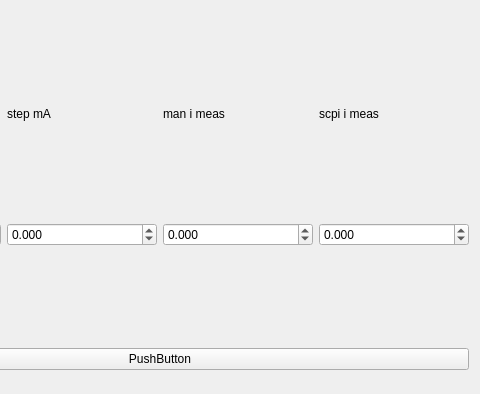
Qt form ElektrosilaDev/lintest.ui (XRay3D/MAN2_GUI) before a commit; both pictures show x 160 to 640 and y 0 to 394 of the 640 by 480 pixel window.
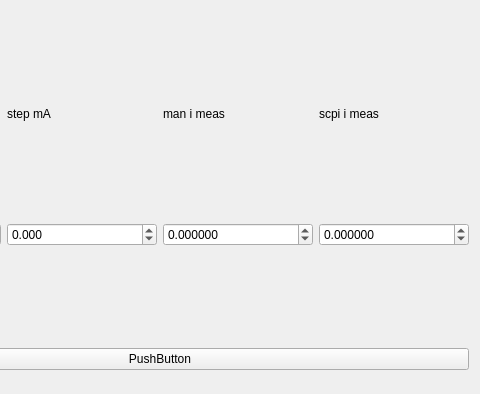
The same form after that commit.

Diff of the .ui file:
```diff
--- a/ElektrosilaDev/lintest.ui
+++ b/ElektrosilaDev/lintest.ui
@@ -17,7 +17,7 @@
    <item row="1" column="2">
     <widget class="QDoubleSpinBox" name="dsbxMeasMan">
      <property name="decimals">
-      <number>3</number>
+      <number>6</number>
      </property>
      <property name="minimum">
       <double>-9999.000000000000000</double>
@@ -69,7 +69,7 @@
    <item row="1" column="3">
     <widget class="QDoubleSpinBox" name="dsbxMeasScpi">
      <property name="decimals">
-      <number>3</number>
+      <number>6</number>
      </property>
      <property name="minimum">
       <double>-9999.000000000000000</double>
```
